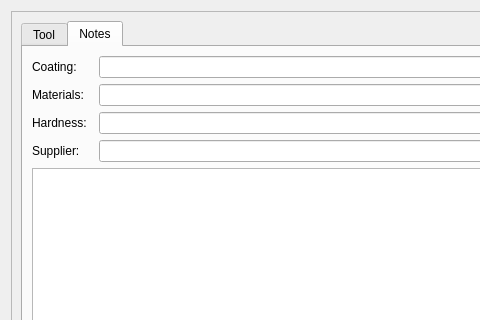
The window that src/Mod/CAM/Gui/Resources/panels/ToolBitEditor.ui (southseact-3d/fcd) describes before a commit, drawn with Qt 5; both pictures show x 0 to 480 and y 0 to 320 of the 750 by 800 pixel window.
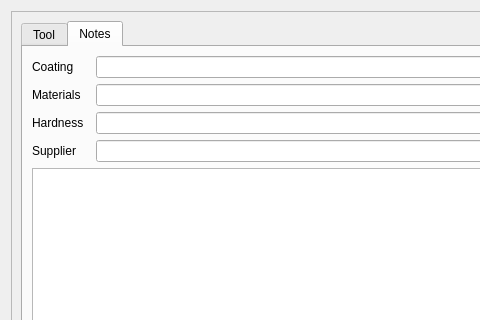
The same window after the commit. The open tabs and pages were chosen to show the change.

```diff
--- a/src/Mod/CAM/Gui/Resources/panels/ToolBitEditor.ui
+++ b/src/Mod/CAM/Gui/Resources/panels/ToolBitEditor.ui
@@ -104,7 +104,7 @@
                <item row="1" column="0">
                 <widget class="QLabel" name="label_4">
                  <property name="text">
-                  <string>Coating:</string>
+                  <string>Coating</string>
                  </property>
                 </widget>
                </item>
@@ -114,7 +114,7 @@
                <item row="3" column="0">
                 <widget class="QLabel" name="label_3">
                  <property name="text">
-                  <string>Hardness:</string>
+                  <string>Hardness</string>
                  </property>
                 </widget>
                </item>
@@ -124,7 +124,7 @@
                <item row="2" column="0">
                 <widget class="QLabel" name="label_2">
                  <property name="text">
-                  <string>Materials:</string>
+                  <string>Materials</string>
                  </property>
                 </widget>
                </item>
@@ -137,7 +137,7 @@
                <item row="4" column="0">
                 <widget class="QLabel" name="label">
                  <property name="text">
-                  <string>Supplier:</string>
+                  <string>Supplier</string>
                  </property>
                 </widget>
                </item>
```
